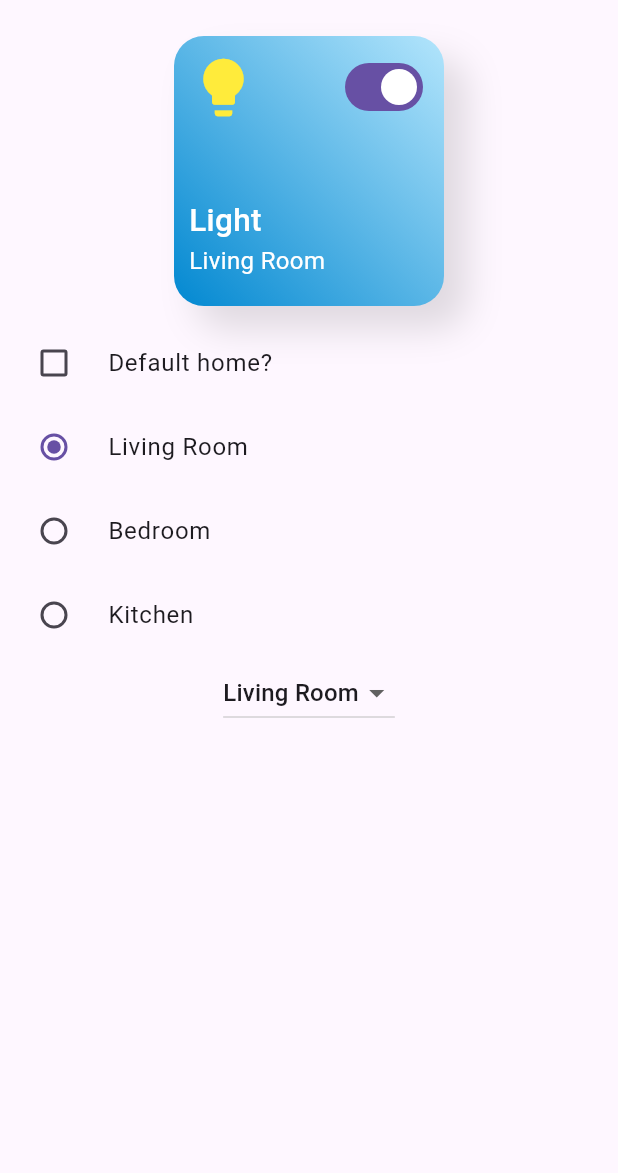
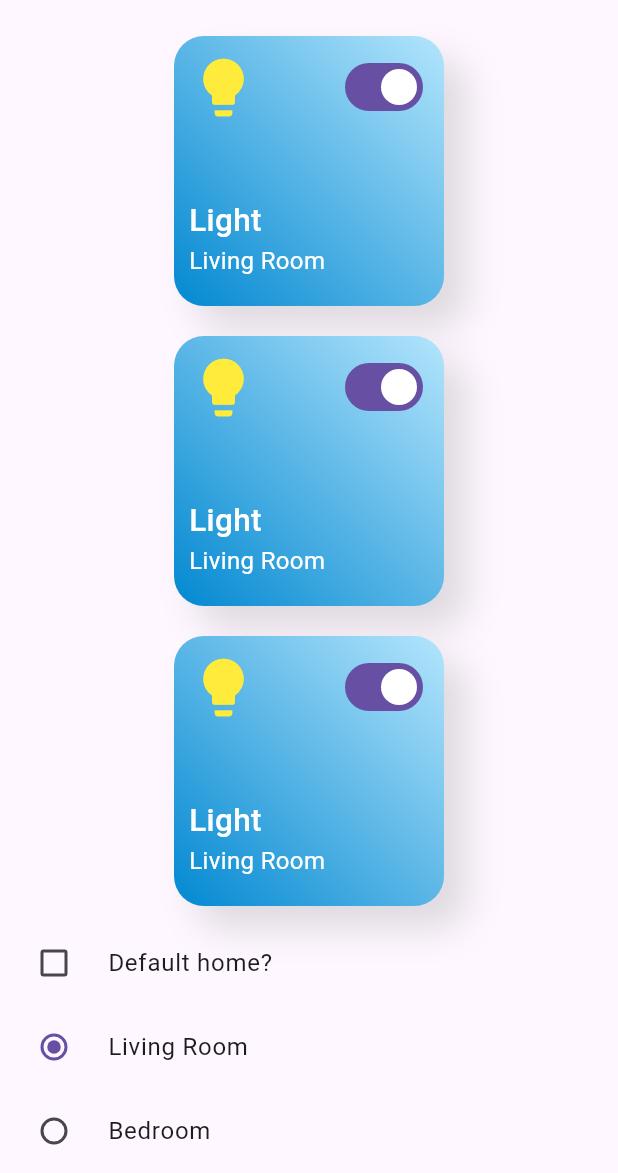
Before and after one commit to zacw-243L/flutter-smart-home-app, a Flutter app: the screen it shows after launch, on a phone screen of 412 x 824 dp, the part 63-1236 px from its top. Run offline on Flutter 3.47's test engine with Material 3 defaults, Android fonts, the phone set to English and light mode, and no system bars.

Commit message:
is this too easy?

```diff
--- a/lib/main.dart
+++ b/lib/main.dart
@@ -23,9 +23,27 @@ class _MyAppState extends State<MyApp> {
           appBar: AppBar(
             title: const Text('Smart Home'),
           ),
-        body: Column(
+          body: SingleChildScrollView(
+            child: Column(
               children: [
-            const Device(),
+                const Device(
+                  title: 'Light',
+                  subTitle: 'Living Room',
+                  icon: Icons.lightbulb,
+                  color: Colors.yellow,
+                ),
+                const Device(
+                  title: 'Aircon',
+                  subTitle: 'Study Room',
+                  icon: Icons.ac_unit,
+                  color: Colors.red,
+                ),
+                const Device(
+                  title: 'Fan',
+                  subTitle: 'Bedroom',
+                  icon: Icons.air,
+                  color: Colors.green,
+                ),
                 CheckboxListTile(
                   title: const Text('Default home?'),
                   controlAffinity: ListTileControlAffinity.leading,
@@ -90,13 +108,24 @@ class _MyAppState extends State<MyApp> {
                 ),
               ],
             ),
-      ),
+          )),
     );
   }
 }
 
 class Device extends StatefulWidget {
-  const Device({super.key});
+  const Device({
+    super.key,
+    required this.title,
+    required this.subTitle,
+    required this.icon,
+    required this.color,
+  });
+
+  final String title;
+  final String subTitle;
+  final IconData icon;
+  final Color color;
 
   @override
   State<Device> createState() => _DeviceState();
@@ -107,6 +136,12 @@ class _DeviceState extends State<Device> {
 
   @override
   Widget build(BuildContext context) {
+    Icon(
+      widget.icon,
+      color: _isEnabled ? widget.color : Colors.black38,
+      size: 50,
+    );
+
     return Container(
       height: 180.0,
       width: 180.0,
```
Lines whose indentation alone changed are shown as unchanged.
